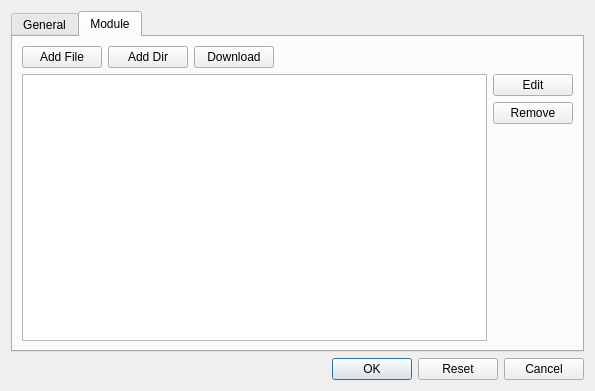
This is src/ui/dialog/settingsdialog.ui in metaxy/openBibleViewer as Qt 5 draws it before an edit. The edited form follows.
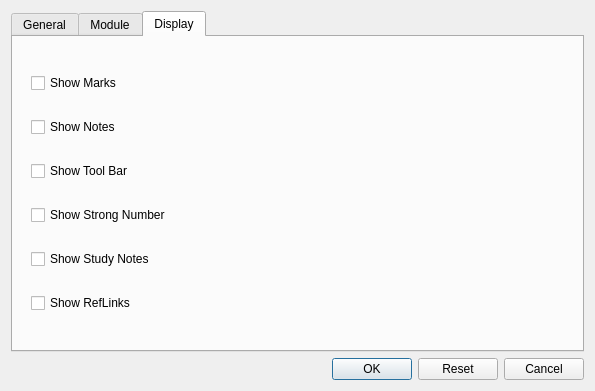
This is the edited form. Icons and pictures are not drawn.

Commit message: modify root display settings

What changed in the file:
```diff
--- a/src/ui/dialog/settingsdialog.ui
+++ b/src/ui/dialog/settingsdialog.ui
@@ -23,7 +23,7 @@
       </sizepolicy>
      </property>
      <property name="currentIndex">
-      <number>1</number>
+      <number>2</number>
      </property>
      <widget class="QWidget" name="tab">
       <attribute name="title">
@@ -193,6 +193,61 @@
        </item>
       </layout>
      </widget>
+     <widget class="QWidget" name="tab_3">
+      <attribute name="title">
+       <string>Display</string>
+      </attribute>
+      <layout class="QVBoxLayout" name="verticalLayout_2">
+       <item>
+        <widget class="QWidget" name="widget_display" native="true">
+         <layout class="QVBoxLayout" name="verticalLayout_6">
+          <item>
+           <widget class="QCheckBox" name="checkBox_showMarks">
+            <property name="text">
+             <string>Show Marks</string>
+            </property>
+           </widget>
+          </item>
+          <item>
+           <widget class="QCheckBox" name="checkBox_showNotes">
+            <property name="text">
+             <string>Show Notes</string>
+            </property>
+           </widget>
+          </item>
+          <item>
+           <widget class="QCheckBox" name="checkBox_showBottomToolbar">
+            <property name="text">
+             <string>Show Tool Bar</string>
+            </property>
+           </widget>
+          </item>
+          <item>
+           <widget class="QCheckBox" name="checkBox_showStrong">
+            <property name="text">
+             <string>Show Strong Number</string>
+            </property>
+           </widget>
+          </item>
+          <item>
+           <widget class="QCheckBox" name="checkBox_showStudyNotes">
+            <property name="text">
+             <string>Show Study Notes</string>
+            </property>
+           </widget>
+          </item>
+          <item>
+           <widget class="QCheckBox" name="checkBox_showRefLinks">
+            <property name="text">
+             <string>Show RefLinks</string>
+            </property>
+           </widget>
+          </item>
+         </layout>
+        </widget>
+       </item>
+      </layout>
+     </widget>
     </widget>
    </item>
    <item>
```
The commit also changes 1 other file.
